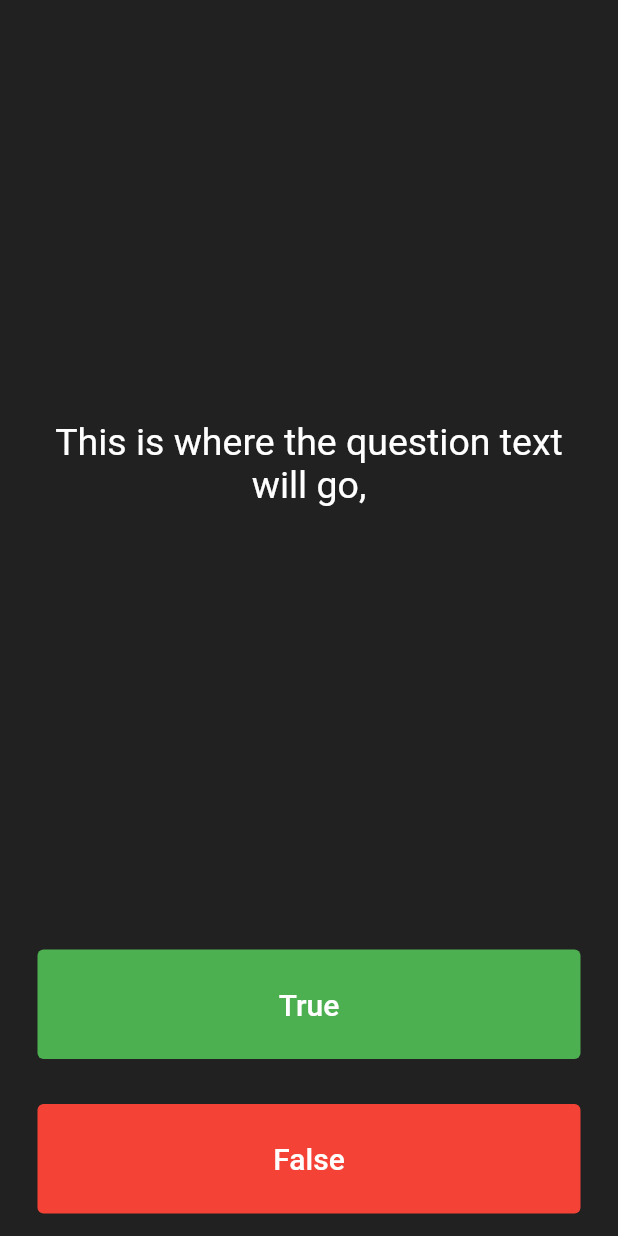
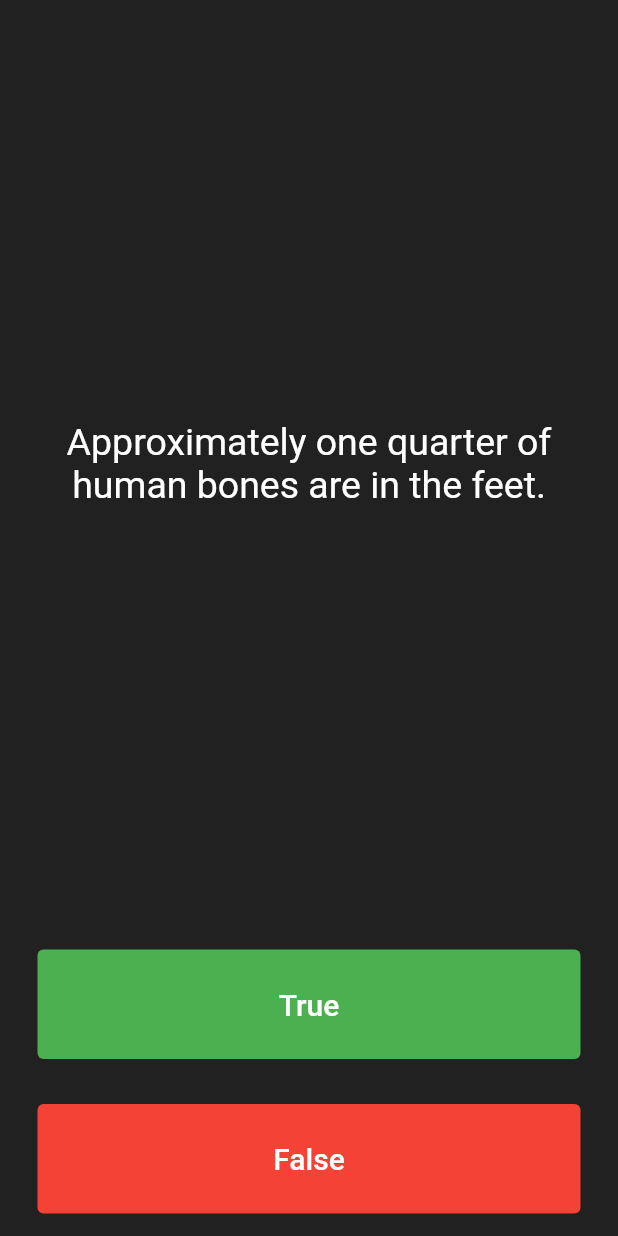
Before and after one commit to puneetkukreja98/quizzler_app, a Flutter app: the screen it shows after launch, after a tap on "True", on a phone screen of 412 x 824 dp. Run offline on Flutter 3.47's test engine with Material 2 defaults, Android fonts, the phone set to English and light mode, and no system bars.

Commit message:
adding question bank

```diff
--- a/lib/main.dart
+++ b/lib/main.dart
@@ -1,4 +1,5 @@
 import 'package:flutter/material.dart';
+import 'question.dart';
 
 void main() {
   runApp(MyApp());
@@ -30,6 +31,43 @@ class QuizPage extends StatefulWidget {
 }
 
 class _QuizPageState extends State<QuizPage> {
+  List<Icon> scoreKeeper = [];
+  List<Question> questionBank = [
+    Question(q: 'You can lead a cow down stairs but not up stairs.', a: false),
+    Question(
+        q: 'Approximately one quarter of human bones are in the feet.',
+        a: true),
+    Question(q: 'A slug\'s blood is green.', a: true),
+    Question(q: 'Some cats are actually allergic to humans', a: true),
+    Question(q: 'You can lead a cow down stairs but not up stairs.', a: false),
+    Question(
+        q: 'Approximately one quarter of human bones are in the feet.',
+        a: true),
+    Question(q: 'A slug\'s blood is green.', a: true),
+    Question(q: 'Buzz Aldrin\'s mother\'s maiden name was \"Moon\".', a: true),
+    Question(q: 'It is illegal to pee in the Ocean in Portugal.', a: true),
+    Question(
+        q: 'No piece of square dry paper can be folded in half more than 7 times.',
+        a: false),
+    Question(
+        q: 'In London, UK, if you happen to die in the House of Parliament, you are technically entitled to a state funeral, because the building is considered too sacred a place.',
+        a: true),
+    Question(
+        q: 'The loudest sound produced by any animal is 188 decibels. That animal is the African Elephant.',
+        a: false),
+    Question(
+        q: 'The total surface area of two human lungs is approximately 70 square metres.',
+        a: true),
+    Question(q: 'Google was originally called \"Backrub\".', a: true),
+    Question(
+        q: 'Chocolate affects a dog\'s heart and nervous system; a few ounces are enough to kill a small dog.',
+        a: true),
+    Question(
+        q: 'In West Virginia, USA, if you accidentally hit an animal with your car, you are free to take it home to eat.',
+        a: true),
+  ];
+
+  int questionNumber = 0;
   @override
   Widget build(BuildContext context) {
     return Column(
@@ -42,7 +80,7 @@ class _QuizPageState extends State<QuizPage> {
             padding: const EdgeInsets.all(10.0),
             child: Center(
               child: Text(
-                'This is where the question text will go,',
+                questionBank[questionNumber].questionText!,
                 textAlign: TextAlign.center,
                 style: TextStyle(
                   fontSize: 25.0,
@@ -57,7 +95,23 @@ class _QuizPageState extends State<QuizPage> {
             padding: EdgeInsets.all(15.0),
             child: TextButton(
               onPressed: () {
-                // The use picked false
+                bool correctAnswer =
+                    questionBank[questionNumber].questionAnswer!;
+                if (correctAnswer == true) {
+                  print('User got it right');
+                } else {
+                  print('User got it wrong');
+                }
+                setState(() {
+                  questionNumber++;
+
+                  // scoreKeeper.add(
+                  //   Icon(
+                  //     Icons.check,
+                  //     color: Colors.green,
+                  //   ),
+                  // );
+                });
               },
               child: Text(
                 'True',
@@ -76,7 +130,22 @@ class _QuizPageState extends State<QuizPage> {
             padding: EdgeInsets.all(15.0),
             child: TextButton(
               onPressed: () {
-                // The use picked false
+                bool correctAnswer =
+                    questionBank[questionNumber].questionAnswer!;
+                if (correctAnswer == false) {
+                  print('User got it right');
+                } else {
+                  print('User got it wrong');
+                }
+                setState(() {
+                  questionNumber++;
+                  // scoreKeeper.add(
+                  //   Icon(
+                  //     Icons.check,
+                  //     color: Colors.green,
+                  //   ),
+                  // );
+                });
               },
               child: Text(
                 'False',
@@ -90,6 +159,9 @@ class _QuizPageState extends State<QuizPage> {
             ),
           ),
         ),
+        Row(
+          children: scoreKeeper,
+        ),
       ],
     );
   }
--- /dev/null
+++ b/lib/question.dart
@@ -0,0 +1,9 @@
+class Question {
+  String? questionText;
+  bool? questionAnswer;
+
+  Question({String? q, bool? a}) {
+    questionText = q;
+    questionAnswer = a;
+  }
+}
```
